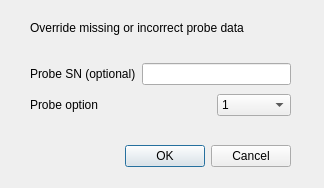
Qt form Forms/IMForceDlg.ui (billkarsh/SpikeGLX) before a commit.
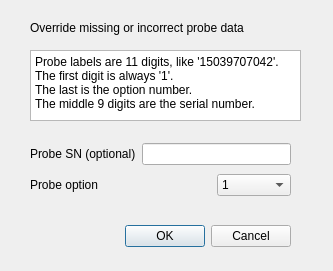
The same form after that commit.

Commit message: Add Detect and Force integration

What changed in the file:
```diff
--- a/Forms/IMForceDlg.ui
+++ b/Forms/IMForceDlg.ui
@@ -6,8 +6,8 @@
    <rect>
     <x>0</x>
     <y>0</y>
-    <width>324</width>
-    <height>188</height>
+    <width>333</width>
+    <height>271</height>
    </rect>
   </property>
   <property name="windowTitle">
@@ -17,7 +17,7 @@
    <property name="geometry">
     <rect>
      <x>30</x>
-     <y>140</y>
+     <y>220</y>
      <width>261</width>
      <height>32</height>
     </rect>
@@ -34,7 +34,7 @@
     <rect>
      <x>30</x>
      <y>20</y>
-     <width>261</width>
+     <width>291</width>
      <height>16</height>
     </rect>
    </property>
@@ -46,7 +46,7 @@
    <property name="geometry">
     <rect>
      <x>30</x>
-     <y>60</y>
+     <y>140</y>
      <width>261</width>
      <height>61</height>
     </rect>
@@ -140,6 +140,25 @@
     </item>
    </layout>
   </widget>
+  <widget class="QPlainTextEdit" name="plainTextEdit">
+   <property name="geometry">
+    <rect>
+     <x>30</x>
+     <y>50</y>
+     <width>271</width>
+     <height>71</height>
+    </rect>
+   </property>
+   <property name="readOnly">
+    <bool>true</bool>
+   </property>
+   <property name="plainText">
+    <string>Probe labels are 11 digits, like '15039707042'.
+The first digit is always '1'.
+The last is the option number.
+The middle 9 digits are the serial number.</string>
+   </property>
+  </widget>
  </widget>
  <resources/>
  <connections>
```
The commit also changes 3 other files.
